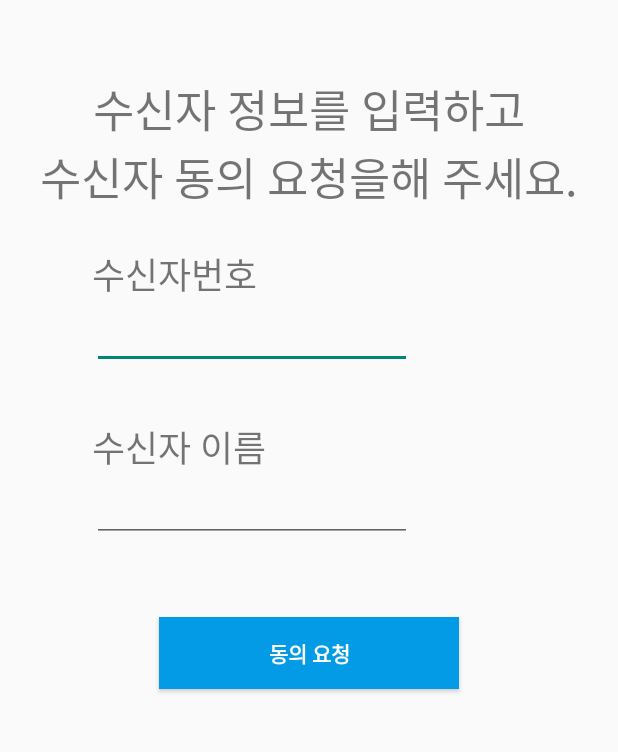
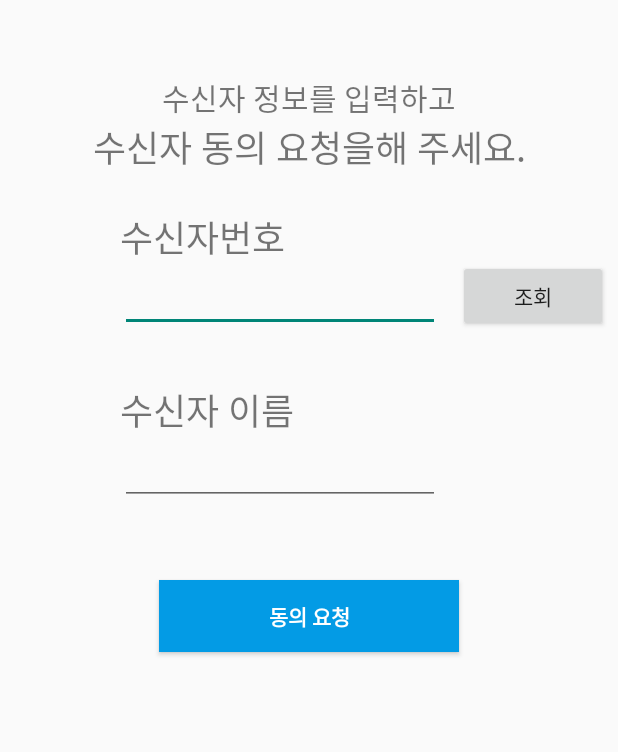
Before and after one commit to https-github-com-InJoon-L/SYDER_Android_map, an Android app: the layout activity_send.xml on its own in the app's theme, with its tools: preview values and no code run, on a phone screen of 412 x 824 dp, the part 95-847 px from its top. Run offline under Robolectric (Android 15) with nearby library versions, the phone set to English and light mode, and no system bars; network calls fail.

Commit message:
order_modified

```diff
--- a/app/src/main/res/layout/activity_send.xml
+++ b/app/src/main/res/layout/activity_send.xml
@@ -26,7 +26,7 @@
         android:layout_height="wrap_content"
         android:layout_marginTop="50dp"
         android:text="수신자 정보를 입력하고"
-        android:textSize="30sp"
+        android:textSize="20sp"
         app:layout_constraintEnd_toEndOf="parent"
         app:layout_constraintStart_toStartOf="parent"
         app:layout_constraintTop_toBottomOf="@+id/send_title" />
@@ -36,10 +36,19 @@
         android:layout_width="wrap_content"
         android:layout_height="wrap_content"
         android:text="수신자 동의 요청을해 주세요."
-        android:textSize="30sp"
+        android:textSize="24sp"
         app:layout_constraintEnd_toEndOf="@+id/textView"
         app:layout_constraintStart_toStartOf="@+id/textView"
         app:layout_constraintTop_toBottomOf="@+id/textView" />
+
+    <TextView
+        android:id="@+id/textView3"
+        android:layout_width="wrap_content"
+        android:layout_height="wrap_content"
+        android:text="수신자번호"
+        android:textSize="24sp"
+        app:layout_constraintBottom_toTopOf="@+id/sender_Phonenumber"
+        app:layout_constraintStart_toStartOf="@+id/sender_Phonenumber" />
 
     <EditText
         android:id="@+id/sender_Phonenumber"
@@ -53,13 +62,24 @@
         app:layout_constraintStart_toStartOf="@+id/textView2"
         app:layout_constraintTop_toBottomOf="@+id/textView2" />
 
+    <Button
+        android:id="@+id/check_number"
+        android:layout_width="100dp"
+        android:layout_height="wrap_content"
+        android:layout_marginStart="12dp"
+        android:layout_marginLeft="12dp"
+        android:text="조회"
+        app:layout_constraintBottom_toBottomOf="@+id/sender_Phonenumber"
+        app:layout_constraintStart_toEndOf="@+id/sender_Phonenumber"
+        app:layout_constraintTop_toTopOf="@+id/sender_Phonenumber"
+        app:layout_constraintVertical_bias="1.0" />
+
     <TextView
-        android:id="@+id/textView3"
         android:layout_width="wrap_content"
         android:layout_height="wrap_content"
-        android:text="수신자번호"
+        android:text="수신자 이름"
         android:textSize="24sp"
-        app:layout_constraintBottom_toTopOf="@+id/sender_Phonenumber"
+        app:layout_constraintBottom_toTopOf="@+id/sender_Name"
         app:layout_constraintStart_toStartOf="@+id/sender_Phonenumber" />
 
     <EditText
@@ -73,15 +93,6 @@
         app:layout_constraintHorizontal_bias="0.24"
         app:layout_constraintStart_toStartOf="@+id/textView2"
         app:layout_constraintTop_toBottomOf="@+id/sender_Phonenumber" />
-
-    <TextView
-        android:id="@+id/textView4"
-        android:layout_width="wrap_content"
-        android:layout_height="wrap_content"
-        android:text="수신자 이름"
-        android:textSize="24sp"
-        app:layout_constraintBottom_toTopOf="@+id/sender_Name"
-        app:layout_constraintStart_toStartOf="@+id/sender_Phonenumber" />
 
     <Button
         android:id="@+id/agree_request"
```
Also changed, not shown: app/src/main/java/com/example/syder/MainActivity.java (+24 -8 lines), app/src/main/java/com/example/syder/activity_send.java (+74 -1 lines), app/src/main/res/layout/activity_main.xml (+6 -6 lines).
